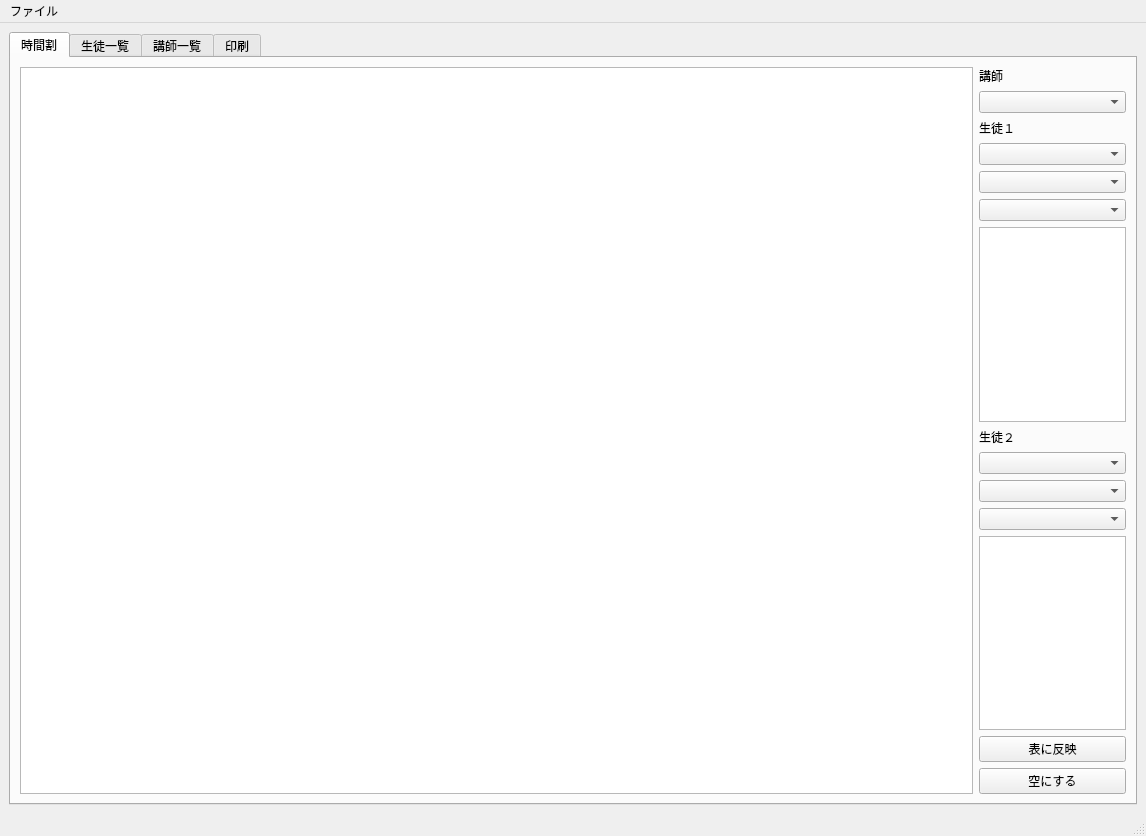
First picture: the form in mainwindow.ui, repository ROMEKANA/TimeTable, before the edit.
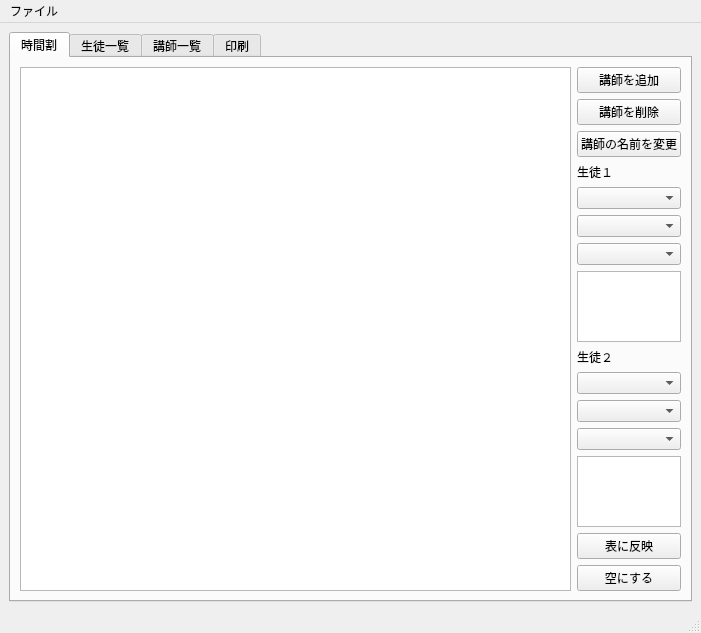
Second picture: the form after the edit.

Commit message: UIのサイズを修正し、講師列の追加・削除・名前変更ボタンを追加

Diff of the .ui file:
```diff
--- a/mainwindow.ui
+++ b/mainwindow.ui
@@ -6,8 +6,8 @@
    <rect>
     <x>0</x>
     <y>0</y>
-    <width>1146</width>
-    <height>836</height>
+    <width>701</width>
+    <height>597</height>
    </rect>
   </property>
   <property name="windowTitle">
@@ -45,28 +45,23 @@
              <enum>QLayout::SizeConstraint::SetDefaultConstraint</enum>
             </property>
             <item>
-             <widget class="QLabel" name="teacherLabel">
-              <property name="sizePolicy">
-               <sizepolicy hsizetype="Preferred" vsizetype="Fixed">
-                <horstretch>0</horstretch>
-                <verstretch>0</verstretch>
-               </sizepolicy>
+             <widget class="QPushButton" name="addTeacherColumnButton">
+              <property name="text">
+               <string>講師を追加</string>
               </property>
+             </widget>
+            </item>
+            <item>
+             <widget class="QPushButton" name="removeTeacherColumnButton">
               <property name="text">
-               <string>講師</string>
+               <string>講師を削除</string>
               </property>
-              <property name="wordWrap">
-               <bool>false</bool>
-              </property>
              </widget>
             </item>
             <item>
-             <widget class="QComboBox" name="teacherComboBox">
-              <property name="sizePolicy">
-               <sizepolicy hsizetype="Preferred" vsizetype="Fixed">
-                <horstretch>0</horstretch>
-                <verstretch>0</verstretch>
-               </sizepolicy>
+             <widget class="QPushButton" name="renameTeacherColumnButton">
+              <property name="text">
+               <string>講師の名前を変更</string>
               </property>
              </widget>
             </item>
@@ -184,7 +179,7 @@
     <rect>
      <x>0</x>
      <y>0</y>
-     <width>1146</width>
+     <width>701</width>
      <height>21</height>
     </rect>
    </property>
```
The commit also changes 1 other file.
